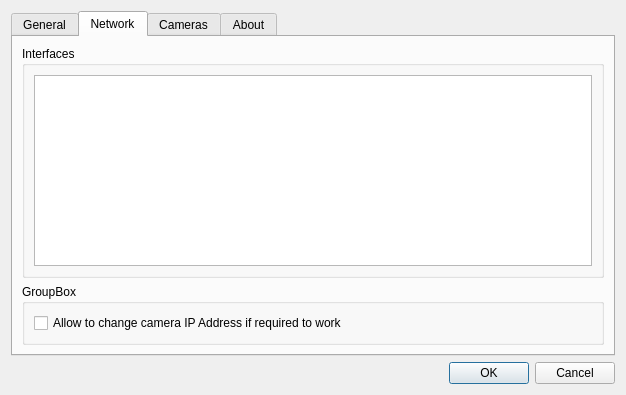
The window that src/preferences.ui (networkoptix/nx_open) describes before a commit, drawn with Qt 5.
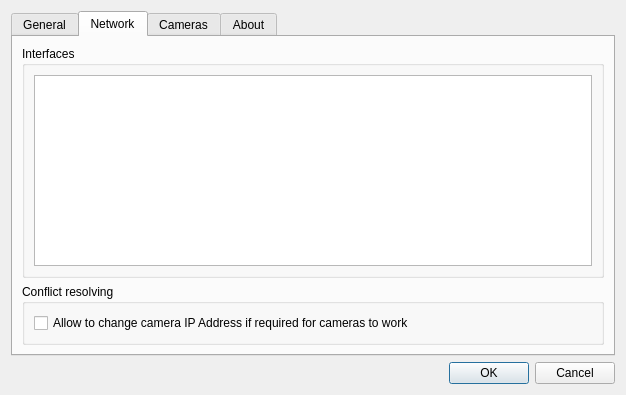
The same window after the commit. The open tabs and pages were chosen to show the change.

Commit message:
Rename GroupBox
<==== Mercurial data ====>
Branch: master

What changed in the file:
```diff
--- a/src/preferences.ui
+++ b/src/preferences.ui
@@ -143,13 +143,13 @@
           </sizepolicy>
          </property>
          <property name="title">
-          <string>GroupBox</string>
+          <string>Conflict resolving</string>
          </property>
          <layout class="QVBoxLayout" name="verticalLayout_11">
           <item>
            <widget class="QCheckBox" name="allowChangeIPCheckBox">
             <property name="text">
-             <string>Allow to change camera IP Address if required to work</string>
+             <string>Allow to change camera IP Address if required for cameras to work</string>
             </property>
            </widget>
           </item>
```
